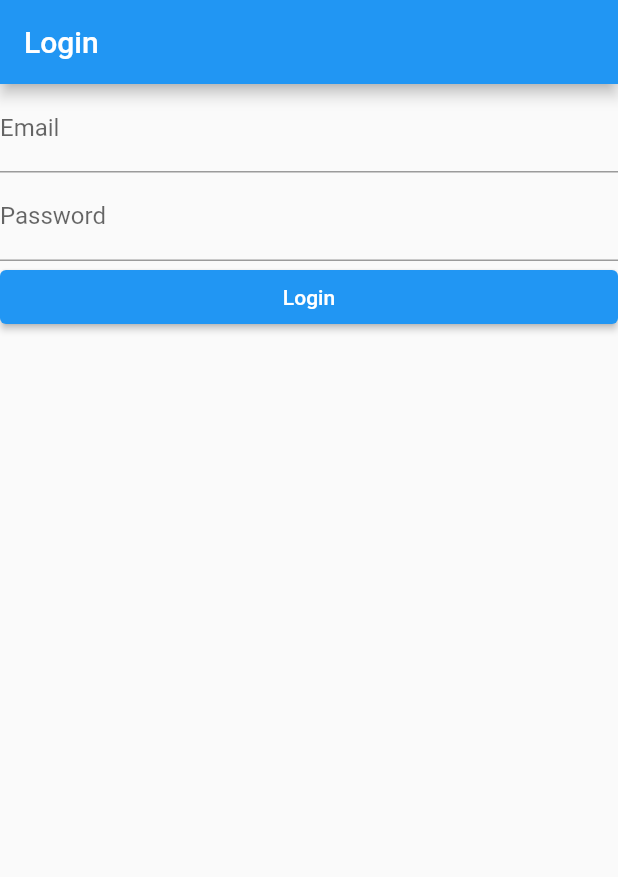
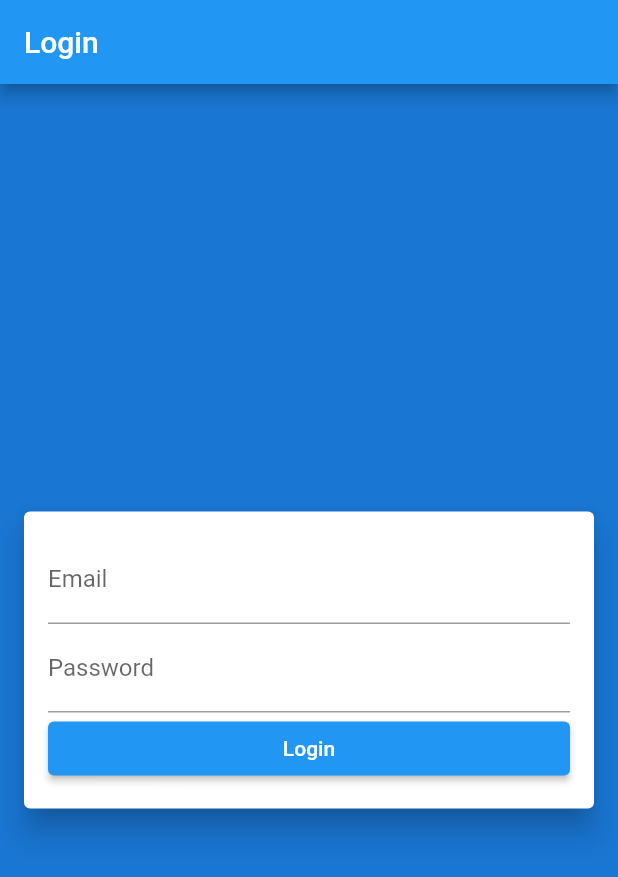
Before and after one commit to e00xff/flutter_expenses, a Flutter app: the screen it shows after launch, on a phone screen of 412 x 824 dp. Shown: the top 877 px of the screen. Run offline on Flutter 3.47's test engine with Material 2 defaults, Android fonts, the light colour scheme and no system bars.

Commit message:
Login Form Styling: Paddings, Cards and Containers

```diff
--- a/lib/main.dart
+++ b/lib/main.dart
@@ -3,7 +3,7 @@ import 'package:flutter/material.dart';
 void main() => runApp(MyApp());
 
 class MyApp extends StatelessWidget {
-  const MyApp({ Key? key }) : super(key: key);
+  const MyApp({Key? key}) : super(key: key);
 
   @override
   Widget build(BuildContext context) {
@@ -13,27 +13,39 @@ class MyApp extends StatelessWidget {
         appBar: AppBar(
           title: const Text('Login'),
         ),
-        body: Column(children: <Widget>[
+        body: Container(
+          color: Theme.of(context).primaryColorDark,
+          child: Column(
+            mainAxisAlignment: MainAxisAlignment.center,
+            children: <Widget>[
+              Card(
+                elevation: 8,
+                margin: EdgeInsets.only(left: 16.0, right: 16.0),
+                child: Padding(
+                  padding: EdgeInsets.all(16.0),
+                  child: Column(
+                    children: <Widget>[
                       TextField(
                         keyboardType: TextInputType.emailAddress,
-            decoration: InputDecoration(
-              labelText: 'Email'
-            ),
+                        decoration: InputDecoration(labelText: 'Email'),
                       ),
                       TextField(
                         keyboardType: TextInputType.visiblePassword,
-            decoration: InputDecoration(
-              labelText: 'Password'
-            ),
+                        decoration: InputDecoration(labelText: 'Password'),
                       ),
                       ElevatedButton(
                         onPressed: () => print('Login clicked'),
                         child: Text('Login'),
                         style: ElevatedButton.styleFrom(
-              minimumSize: Size(double.infinity, 36)
+                            minimumSize: Size(double.infinity, 36)),
                       ),
-          )
-        ],),
+                    ],
+                  ),
+                ),
+              ),
+            ],
+          ),
+        ),
       ),
     );
   }
```
Lines whose indentation alone changed are shown as unchanged.
